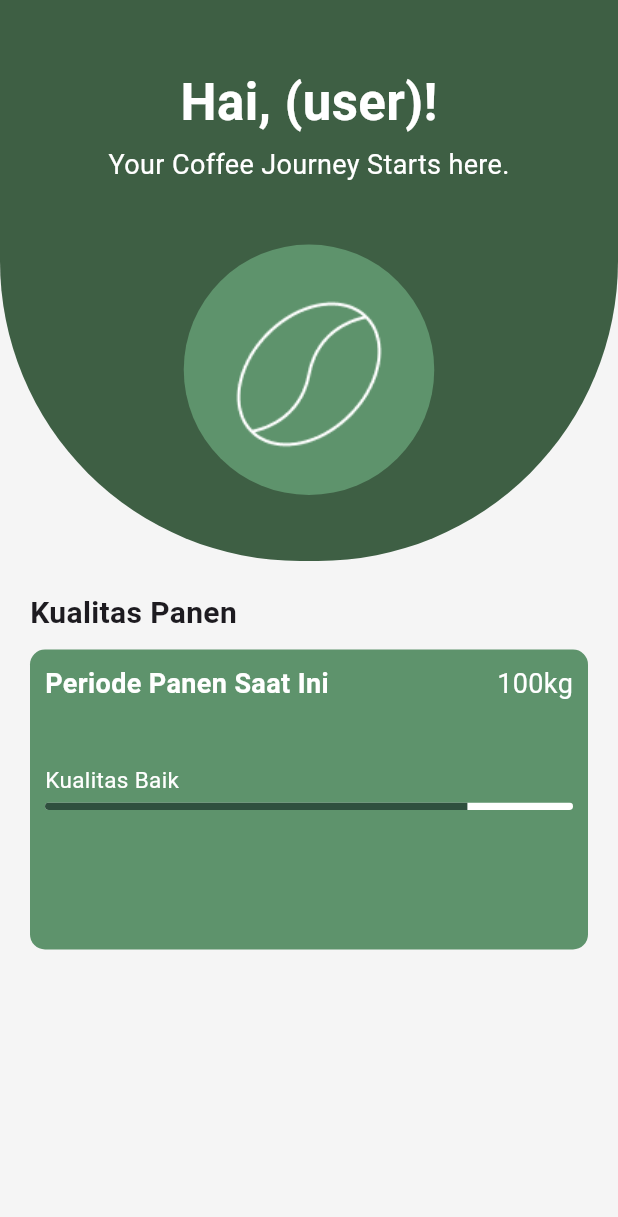
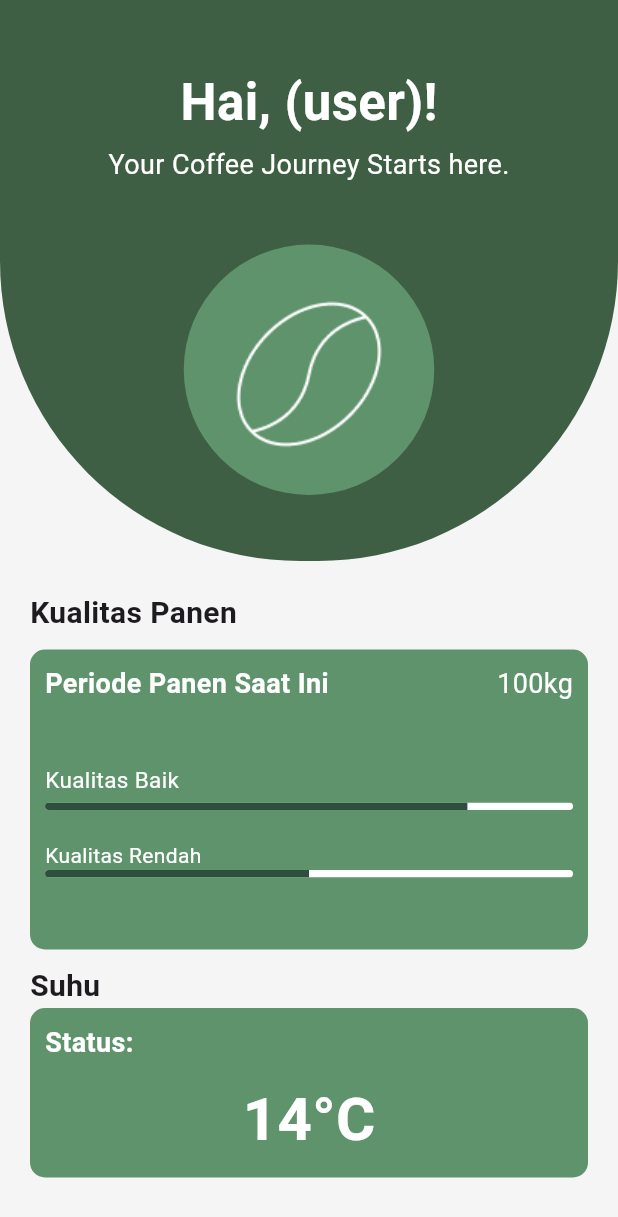
Before and after one commit to NRacoo/WeBean, a Flutter app: the screen it shows after launch, on a phone screen of 412 x 824 dp. Shown: the top 1217 px of the screen. Run offline on Flutter 3.47's test engine with Material 3 defaults, Android fonts, the phone set to English and light mode, and no system bars; our stand-ins replace get; Roboto replaces fonts that are missing (Poppins).

Commit message:
feat:suhu

```diff
--- a/lib/view/dashboard/dashboard_screen.dart
+++ b/lib/view/dashboard/dashboard_screen.dart
@@ -1,5 +1,6 @@
 import 'package:flutter/material.dart';
 import 'package:webean/widgets/panen_card.dart';
+import 'package:webean/widgets/suhu_card.dart';
 
 class HomeScreen extends StatelessWidget {
   const HomeScreen({super.key});
@@ -81,7 +82,28 @@ class HomeScreen extends StatelessWidget {
                       ),
                     ),
                     const SizedBox(height: 10),
-                    PeriodePanen()
+                    PeriodePanen(),
+                    const SizedBox(height: 10),
+                    Row(
+                      children: [
+                        Align(
+                          alignment: Alignment.centerLeft,
+                          child: const Text(
+                            'Suhu',
+                            style: TextStyle(
+                              fontSize: 20,
+                              fontWeight: FontWeight.bold
+                            ),
+                          ),
+                        ),
+                      ],
+                    ),
+                    Row(
+                      children: [
+                        Expanded(
+                          child: SuhuCard( suhu: 14))
+                      ],
+                    )
                   ],
                 ),
               ),
--- a/lib/widgets/panen_card.dart
+++ b/lib/widgets/panen_card.dart
@@ -62,6 +62,22 @@ class PeriodePanen extends StatelessWidget {
               ],
             ),
           ),
+          Padding(
+            padding: const EdgeInsetsGeometry.only(left: 10, top:20, right:10),
+            child: Column(
+              crossAxisAlignment: CrossAxisAlignment.start,
+              children: [
+                Text(
+                  'Kualitas Rendah',
+                  style: TextStyle(
+                    color: Colors.white,
+                    fontWeight: FontWeight.w400
+                  ),
+                ),
+                ProgressBar(value: 0.5)
+              ],
+            ),
+            )
         ],
       ),
     );
--- /dev/null
+++ b/lib/widgets/suhu_card.dart
@@ -0,0 +1,43 @@
+import 'package:flutter/material.dart';
+
+class SuhuCard extends StatelessWidget {
+  final double suhu;
+  final String status;
+
+  const SuhuCard({super.key, this.status = 'Status: ', required this.suhu});
+
+  @override
+  Widget build(BuildContext context) {
+    return Container(
+      padding: const EdgeInsets.all(10),
+      decoration: BoxDecoration(
+        color: Color(0xFF5E936C),
+        borderRadius: BorderRadius.circular(10),
+      ),
+      child: Column(
+        crossAxisAlignment: CrossAxisAlignment.start,
+        children: [
+          Text(
+            status,
+            style: TextStyle(
+              fontSize: 18,
+              color: Colors.white,
+              fontWeight: FontWeight.bold
+            ),
+          ),
+          const SizedBox(height: 10),
+          Center(
+            child: Text(
+              "${suhu.toInt()}°C",
+              style: TextStyle(
+                fontSize: 40,
+                fontWeight: FontWeight.bold,
+                color: Colors.white
+              ),
+            ),
+          )
+        ],
+      ),
+    );
+  }
+}
```
